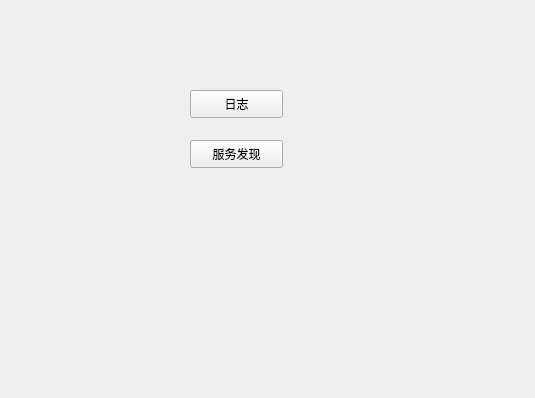
Above: watcher-client/mainpage.ui from ECHO-201/zxrpc before the change. Below: the same form after it.
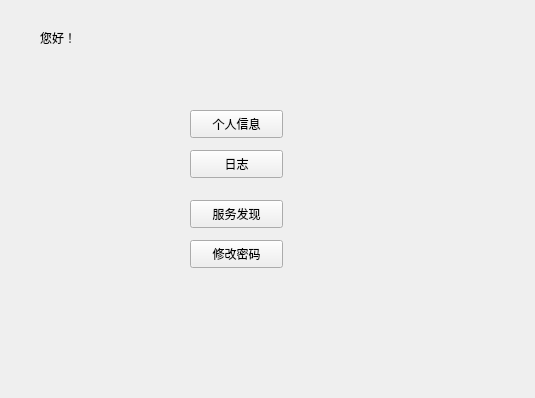
That is the form after the change.

What changed in the file:
```diff
--- a/watcher-client/mainpage.ui
+++ b/watcher-client/mainpage.ui
@@ -17,7 +17,7 @@
    <property name="geometry">
     <rect>
      <x>190</x>
-     <y>90</y>
+     <y>150</y>
      <width>93</width>
      <height>28</height>
     </rect>
@@ -30,7 +30,7 @@
    <property name="geometry">
     <rect>
      <x>190</x>
-     <y>140</y>
+     <y>200</y>
      <width>93</width>
      <height>28</height>
     </rect>
@@ -39,6 +39,58 @@
     <string>服务发现</string>
    </property>
   </widget>
+  <widget class="QPushButton" name="info">
+   <property name="geometry">
+    <rect>
+     <x>190</x>
+     <y>110</y>
+     <width>93</width>
+     <height>28</height>
+    </rect>
+   </property>
+   <property name="text">
+    <string>个人信息</string>
+   </property>
+  </widget>
+  <widget class="QLabel" name="label">
+   <property name="geometry">
+    <rect>
+     <x>40</x>
+     <y>30</y>
+     <width>51</width>
+     <height>16</height>
+    </rect>
+   </property>
+   <property name="text">
+    <string>您好！</string>
+   </property>
+  </widget>
+  <widget class="QLabel" name="name">
+   <property name="geometry">
+    <rect>
+     <x>50</x>
+     <y>60</y>
+     <width>72</width>
+     <height>16</height>
+    </rect>
+   </property>
+   <property name="text">
+    <string/>
+   </property>
+  </widget>
+  <widget class="QPushButton" name="upPasswd">
+   <property name="geometry">
+    <rect>
+     <x>190</x>
+     <y>240</y>
+     <width>93</width>
+     <height>28</height>
+    </rect>
+   </property>
+   <property name="text">
+    <string>修改密码</string>
+   </property>
+  </widget>
  </widget>
  <resources/>
  <connections/>
```
